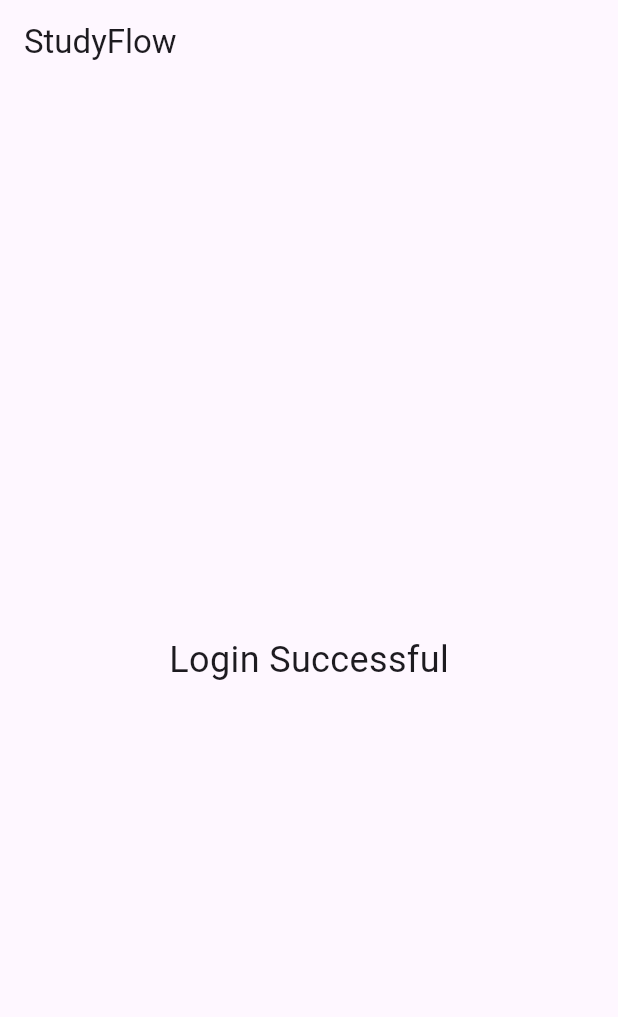
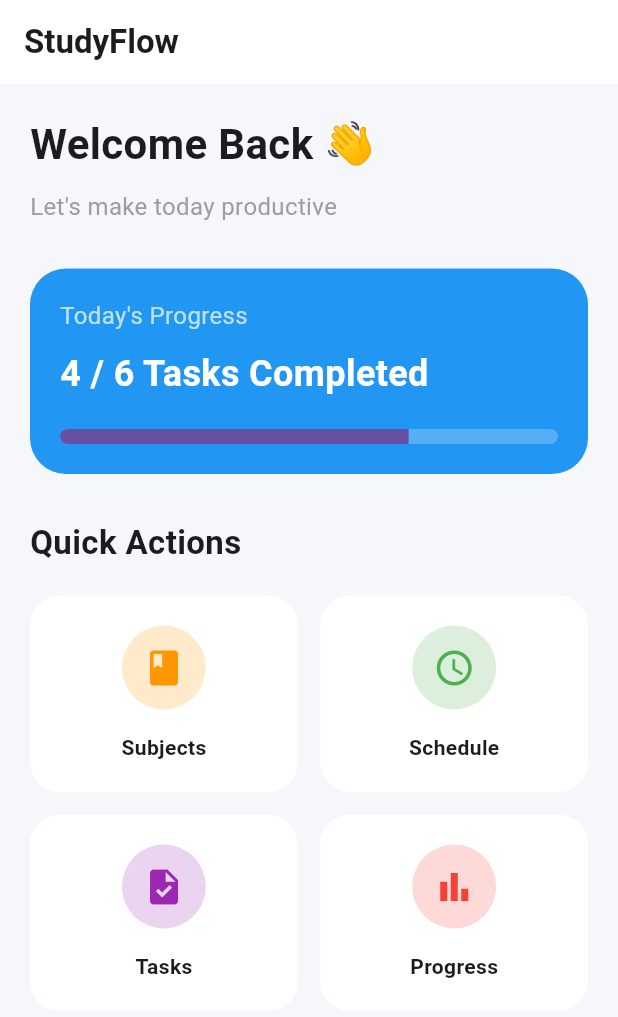
Before and after one commit to amiruushan/StudyFlow-mobile-application, a Flutter app: the HomeScreen screen opened directly, on a phone screen of 412 x 824 dp. Shown: the top 1017 px of the screen. Run offline on Flutter 3.47's test engine with Material 3 defaults, Android fonts, the phone set to English and light mode, and no system bars; our stand-ins replace firebase_auth, firebase_core; accounts and stored records are empty.

Commit message:
homescreen and login screen ui update

```diff
--- a/lib/screens/home_screen.dart
+++ b/lib/screens/home_screen.dart
@@ -1,49 +1,3 @@
-// import 'package:flutter/material.dart';
-// import 'login_screen.dart';
-//
-// class HomeScreen extends StatelessWidget {
-//   const HomeScreen({super.key});
-//
-//   @override
-//   Widget build(BuildContext context) {
-//     return Scaffold(
-//       appBar: AppBar(
-//         title: const Text('StudyFlow'),
-//       ),
-//       body: Center(
-//         child: Column(
-//           mainAxisAlignment: MainAxisAlignment.center,
-//           children: [
-//             const Text(
-//               'Welcome to StudyFlow',
-//               style: TextStyle(
-//                 fontSize: 28,
-//                 fontWeight: FontWeight.bold,
-//               ),
-//             ),
-//
-//             const SizedBox(height: 20),
-//
-//             ElevatedButton(
-//               onPressed: () {
-//
-//                 Navigator.push(
-//                   context,
-//                   MaterialPageRoute(
-//                     builder: (context) => LoginScreen(),
-//                   ),
-//                 );
-//
-//               },
-//               child: const Text('Go to Login'),
-//             ),
-//           ],
-//         ),
-//       ),
-//     );
-//   }
-// }
-
 import 'package:flutter/material.dart';
 
 class HomeScreen extends StatelessWidget {
@@ -54,20 +8,225 @@ class HomeScreen extends StatelessWidget {
 
     return Scaffold(
 
+      backgroundColor: const Color(0xFFF5F7FB),
+
       appBar: AppBar(
-        title: const Text("StudyFlow"),
+
+        title: const Text(
+          "StudyFlow",
+          style: TextStyle(
+            fontWeight: FontWeight.bold,
+          ),
+        ),
+
+        backgroundColor: Colors.white,
+
+        elevation: 0,
+
       ),
 
-      body: const Center(
-        child: Text(
-          "Login Successful",
-          style: TextStyle(
-            fontSize: 24,
-          ),
+      body: Padding(
+
+        padding: const EdgeInsets.all(20),
+
+        child: Column(
+
+          crossAxisAlignment: CrossAxisAlignment.start,
+
+          children: [
+
+            const Text(
+              "Welcome Back 👋",
+              style: TextStyle(
+                fontSize: 28,
+                fontWeight: FontWeight.bold,
+              ),
+            ),
+
+            const SizedBox(height: 10),
+
+            const Text(
+              "Let's make today productive",
+              style: TextStyle(
+                fontSize: 16,
+                color: Colors.grey,
+              ),
+            ),
+
+            const SizedBox(height: 30),
+
+            // Study Progress Card
+            Container(
+
+              width: double.infinity,
+
+              padding: const EdgeInsets.all(20),
+
+              decoration: BoxDecoration(
+
+                color: Colors.blue,
+
+                borderRadius: BorderRadius.circular(24),
+
+              ),
+
+              child: Column(
+
+                crossAxisAlignment: CrossAxisAlignment.start,
+
+                children: [
+
+                  const Text(
+                    "Today's Progress",
+                    style: TextStyle(
+                      color: Colors.white70,
+                      fontSize: 16,
+                    ),
+                  ),
+
+                  const SizedBox(height: 10),
+
+                  const Text(
+                    "4 / 6 Tasks Completed",
+                    style: TextStyle(
+                      color: Colors.white,
+                      fontSize: 24,
+                      fontWeight: FontWeight.bold,
+                    ),
+                  ),
+
+                  const SizedBox(height: 20),
+
+                  ClipRRect(
+
+                    borderRadius: BorderRadius.circular(20),
+
+                    child: LinearProgressIndicator(
+
+                      value: 0.7,
+
+                      minHeight: 10,
+
+                      backgroundColor: Colors.white24,
+
+                    ),
+                  ),
+                ],
+              ),
+            ),
+
+            const SizedBox(height: 30),
+
+            const Text(
+              "Quick Actions",
+              style: TextStyle(
+                fontSize: 22,
+                fontWeight: FontWeight.bold,
+              ),
+            ),
+
+            const SizedBox(height: 20),
+
+            Row(
+
+              children: [
+
+                Expanded(
+                  child: buildActionCard(
+                    Icons.book,
+                    "Subjects",
+                    Colors.orange,
+                  ),
+                ),
+
+                const SizedBox(width: 15),
+
+                Expanded(
+                  child: buildActionCard(
+                    Icons.schedule,
+                    "Schedule",
+                    Colors.green,
+                  ),
+                ),
+              ],
+            ),
+
+            const SizedBox(height: 15),
+
+            Row(
+
+              children: [
+
+                Expanded(
+                  child: buildActionCard(
+                    Icons.task,
+                    "Tasks",
+                    Colors.purple,
+                  ),
+                ),
+
+                const SizedBox(width: 15),
+
+                Expanded(
+                  child: buildActionCard(
+                    Icons.bar_chart,
+                    "Progress",
+                    Colors.red,
+                  ),
+                ),
+              ],
+            ),
+          ],
         ),
       ),
+    );
+  }
 
+  Widget buildActionCard(
+      IconData icon,
+      String title,
+      Color color,
+      ) {
+
+    return Container(
+
+      padding: const EdgeInsets.all(20),
+
+      decoration: BoxDecoration(
+
+        color: Colors.white,
+
+        borderRadius: BorderRadius.circular(20),
+
+      ),
+
+      child: Column(
+
+        children: [
+
+          CircleAvatar(
+
+            radius: 28,
+
+            backgroundColor: color.withOpacity(0.2),
+
+            child: Icon(
+              icon,
+              color: color,
+              size: 28,
+            ),
+          ),
+
+          const SizedBox(height: 15),
+
+          Text(
+            title,
+            style: const TextStyle(
+              fontWeight: FontWeight.bold,
+            ),
+          ),
+        ],
+      ),
     );
-
   }
 }
--- a/pubspec.yaml
+++ b/pubspec.yaml
@@ -36,6 +36,7 @@ dependencies:
   cupertino_icons: ^1.0.8
   firebase_core: ^4.9.0
   firebase_auth: ^6.5.1
+  cloud_firestore: ^6.4.1
 
 dev_dependencies:
   flutter_test:
```
Also changed, not shown: lib/screens/login_screen.dart (+112 -15 lines), lib/services/auth_service.dart (added, +48 -0 lines), pubspec.lock, 4 other files.
